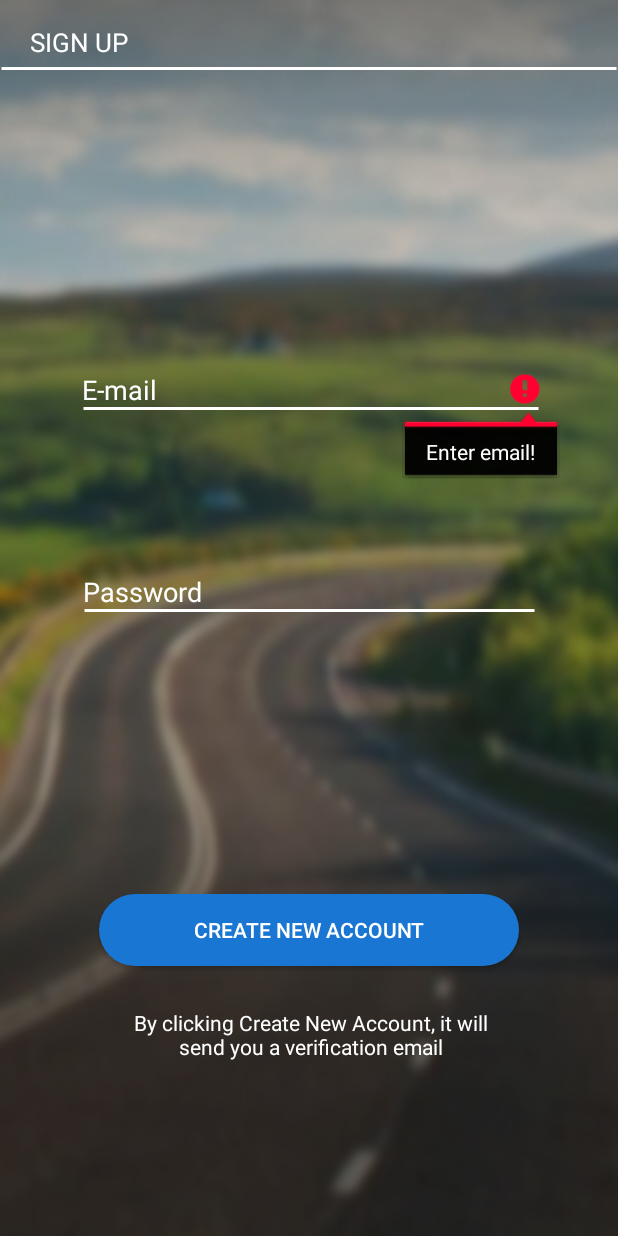
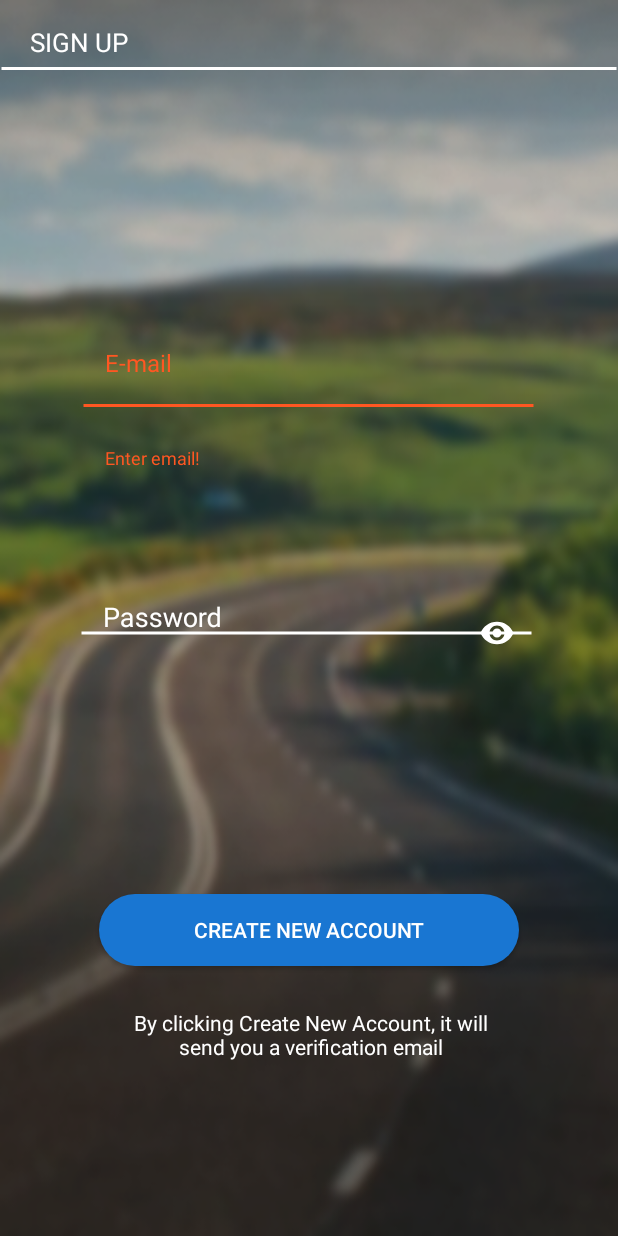
Before and after one commit to tommasotriggiano/CarpoolingProj, an Android app: the RegistrationActivity screen opened directly, with no data from a screen before it, after a tap on "CREATE NEW ACCOUNT", on a phone screen of 412 x 824 dp. Run offline under Robolectric (Android 15) with nearby library versions, the phone set to English and light mode, and no system bars; our stand-ins replace Firebase (no records; nobody signed in at launch, a user with empty details on screens opened directly).

Commit message:
miglioramento layout login e registration e cambio del nome delle stringhe

```diff
--- a/app/src/main/java/it/uniba/di/sms/carpooling/RegistrationActivity.java
+++ b/app/src/main/java/it/uniba/di/sms/carpooling/RegistrationActivity.java
@@ -2,6 +2,7 @@ package it.uniba.di.sms.carpooling;
 
 import android.content.Intent;
 import android.support.annotation.NonNull;
+import android.support.design.widget.TextInputLayout;
 import android.support.v7.app.AppCompatActivity;
 import android.os.Bundle;
 import android.text.TextUtils;
@@ -17,6 +18,7 @@ import com.google.firebase.auth.FirebaseAuth;
 import com.google.firebase.auth.FirebaseUser;
 
 public class RegistrationActivity extends AppCompatActivity {
+    private TextInputLayout layout_email,layout_password;
     private EditText inputEmail,inputPassword;
     private Button SignUp;
     private FirebaseAuth mAuth;
@@ -33,6 +35,8 @@ public class RegistrationActivity extends AppCompatActivity {
         SignUp = (Button)findViewById(R.id.Reg2);
         inputEmail = (EditText)findViewById(R.id.email);
         inputPassword = (EditText)findViewById(R.id.password);
+        layout_password= (TextInputLayout) findViewById(R.id.layout_signup_password) ;
+        layout_email=(TextInputLayout) findViewById(R.id.layout_signup_email) ;
 
         SignUp.setOnClickListener(new View.OnClickListener() {
             @Override
@@ -41,18 +45,18 @@ public class RegistrationActivity extends AppCompatActivity {
                 String password = inputPassword.getText().toString().trim();
 
                 if (email.isEmpty()) {
-                    inputEmail.setError(getResources().getString(R.string.Toast1));
-                    inputEmail.requestFocus();
+                    layout_email.setError(getResources().getString(R.string.Toast1));
+                    layout_email.requestFocus();
                     return;}
 
                 if (password.isEmpty()) {
-                    inputPassword.setError(getResources().getString(R.string.Toast2));
-                    inputPassword.requestFocus();
-                    return;}
+                    layout_password.setError(getResources().getString(R.string.Toast2));
+                    layout_password.requestFocus();
+                return;}
 
                 if (password.length() < 6) {
-                    inputPassword.setError(getResources().getString(R.string.TstPassShort));
-                    inputPassword.requestFocus();
+                    layout_password.setError(getResources().getString(R.string.TstPassShort));
+                    layout_password.requestFocus();
                     return;}
 
 
--- a/app/src/main/res/layout/activity_registration.xml
+++ b/app/src/main/res/layout/activity_registration.xml
@@ -8,60 +8,73 @@
     android:background="@drawable/sfondo"
     android:theme="@style/ColoredHandleTheme">
 
-    <Button
-        android:id="@+id/Reg2"
-        android:layout_width="280dp"
-        android:layout_height="wrap_content"
-        android:layout_marginBottom="180dp"
-        android:layout_marginEnd="8dp"
-        android:layout_marginStart="8dp"
-        android:background="@drawable/button_shape"
-        android:textColor="#fff"
-        android:text="@string/btnRegister"
-        app:layout_constraintBottom_toBottomOf="parent"
-        app:layout_constraintEnd_toEndOf="parent"
-        app:layout_constraintStart_toStartOf="parent" />
-    <EditText
-        android:id="@+id/email"
+    <android.support.design.widget.TextInputLayout
+        android:id="@+id/layout_signup_email"
         android:layout_width="305dp"
         android:layout_height="wrap_content"
         android:layout_marginEnd="16dp"
         android:layout_marginStart="16dp"
         android:layout_marginTop="88dp"
-        android:background="@drawable/edittext_shape"
-        android:ems="10"
-        android:hint="@string/etUserEmail"
-        android:inputType="textEmailAddress"
-        android:textCursorDrawable="@color/colorPrimaryDark"
-        android:paddingBottom="25dp"
-        android:textColor="#ffff"
-        android:textColorHint="#ffff"
-        app:layout_constraintBottom_toTopOf="@+id/password"
+        app:hintTextAppearance="@style/TextAppearance.App.TextInputLayout"
+        android:textColor="#fff"
+        android:textColorHint="#fff"
+        app:layout_constraintBottom_toTopOf="@+id/layout_signup_password"
         app:layout_constraintEnd_toEndOf="parent"
         app:layout_constraintHorizontal_bias="0.521"
         app:layout_constraintStart_toStartOf="parent"
-        app:layout_constraintTop_toBottomOf="@+id/textView2" />
+        app:layout_constraintTop_toBottomOf="@+id/textView2"
+        >
+        <EditText
+            android:id="@+id/email"
+            android:layout_width="302dp"
+            android:layout_height="wrap_content"
+            android:ems="10"
+            android:hint="@string/etUserEmail"
+            android:inputType="textEmailAddress"
+            android:background="@drawable/edittext_shape"
+            android:textCursorDrawable="@color/colorPrimaryDark"
+            android:paddingLeft="15dp"
+            android:paddingBottom="20dp"
+            android:textColor="#fff"
+            android:textColorHint="#fff"
+            />
+    </android.support.design.widget.TextInputLayout>
 
-    <EditText
-        android:id="@+id/password"
-        android:layout_width="302dp"
+
+    <android.support.design.widget.TextInputLayout
+        android:id="@+id/layout_signup_password"
+        android:layout_width="305dp"
         android:layout_height="wrap_content"
         android:layout_marginBottom="80dp"
         android:layout_marginEnd="16dp"
         android:layout_marginStart="16dp"
-        android:ems="10"
-        android:textCursorDrawable="@color/colorPrimaryDark"
-        android:paddingBottom="25dp"
-        android:background="@drawable/edittext_shape"
-        android:hint="@string/etUserPassword"
-        android:inputType="textPassword"
-        android:textColor="#ffff"
-        android:textColorHint="#ffff"
+        android:textColor="#fff"
+        android:textColorHint="#fff"
+        app:hintTextAppearance="@style/TextAppearance.App.TextInputLayout"
         app:layout_constraintBottom_toTopOf="@+id/Reg2"
         app:layout_constraintEnd_toEndOf="parent"
         app:layout_constraintHorizontal_bias="0.502"
         app:layout_constraintStart_toStartOf="parent"
-        app:layout_constraintTop_toBottomOf="@+id/email" />
+        app:layout_constraintTop_toBottomOf="@+id/layout_signup_email"
+        app:passwordToggleEnabled="true"
+        app:passwordToggleTint="#fff">
+        <EditText
+            android:id="@+id/password"
+            android:layout_width="302dp"
+            android:layout_height="wrap_content"
+            android:textCursorDrawable="@color/colorPrimaryDark"
+            android:background="@drawable/edittext_shape"
+            android:ems="10"
+            android:hint="@string/etUserPassword"
+            android:inputType="textPassword"
+            android:paddingStart="15dp"
+            android:paddingBottom="20dp"
+            android:textColor="#fff"
+            android:textColorHint="#fff"
+            />
+
+    </android.support.design.widget.TextInputLayout>
+
 
 
 
@@ -96,5 +109,18 @@
         app:layout_constraintStart_toStartOf="parent"
         app:layout_constraintTop_toBottomOf="@+id/Reg2" />
 
+    <Button
+        android:id="@+id/Reg2"
+        android:layout_width="280dp"
+        android:layout_height="wrap_content"
+        android:layout_marginBottom="180dp"
+        android:layout_marginEnd="8dp"
+        android:layout_marginStart="8dp"
+        android:background="@drawable/button_shape"
+        android:textColor="#fff"
+        android:text="@string/btnRegister"
+        app:layout_constraintBottom_toBottomOf="parent"
+        app:layout_constraintEnd_toEndOf="parent"
+        app:layout_constraintStart_toStartOf="parent" />
 
 </android.support.constraint.ConstraintLayout>
--- a/app/src/main/res/layout/item_offered.xml
+++ b/app/src/main/res/layout/item_offered.xml
@@ -24,7 +24,7 @@
                 android:layout_width="wrap_content"
                 android:layout_height="wrap_content"
                 android:layout_marginLeft="10dp"
-                android:text="@string/casa"
+                android:text="@string/Home"
                 android:textColor="#000"
                 android:textSize="20sp" />
 
@@ -39,7 +39,7 @@
                 android:id="@+id/lavoro"
                 android:layout_width="wrap_content"
                 android:layout_height="wrap_content"
-                android:text="@string/lavoro"
+                android:text="@string/Work"
                 android:textColor="#000"
                 android:textSize="20sp" />
 
--- a/app/src/main/res/values/styles.xml
+++ b/app/src/main/res/values/styles.xml
@@ -10,6 +10,8 @@
     <style name="ColoredHandleTheme">
         <item name="colorControlActivated">@color/colorPrimaryDark</item>
     </style>
+    <style name="TextAppearance.App.TextInputLayout" parent="@android:style/TextAppearance">
+        <item name="android:textColor">@android:color/white</item></style>
 
     <style name="FullscreenTheme" parent="AppTheme">
         <item name="android:actionBarStyle">@style/FullscreenActionBarStyle</item>
```
Also changed, not shown: app/src/main/java/it/uniba/di/sms/carpooling/LoginActivity.java (+11 -4 lines), app/src/main/java/it/uniba/di/sms/carpooling/OfferRideActivity.java (+7 -7 lines), app/src/main/java/it/uniba/di/sms/carpooling/OfferRideFragment.java (+5 -5 lines), app/src/main/java/it/uniba/di/sms/carpooling/SearchRideActivity.java (+5 -5 lines), app/src/main/java/it/uniba/di/sms/carpooling/SearchRideFragment.java (+5 -5 lines), app/src/main/res/layout/activity_login.xml (+66 -43 lines), app/src/main/res/layout/offer_ride.xml (+5 -5 lines), app/src/main/res/layout/search_ride.xml (+6 -6 lines), app/src/main/res/values/strings.xml (+27 -24 lines), 1 other file.
